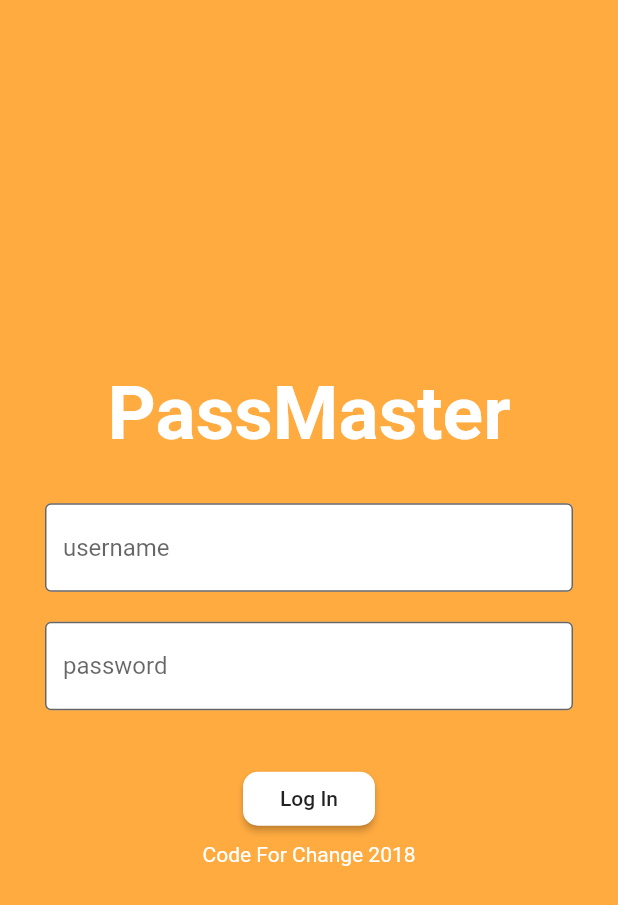
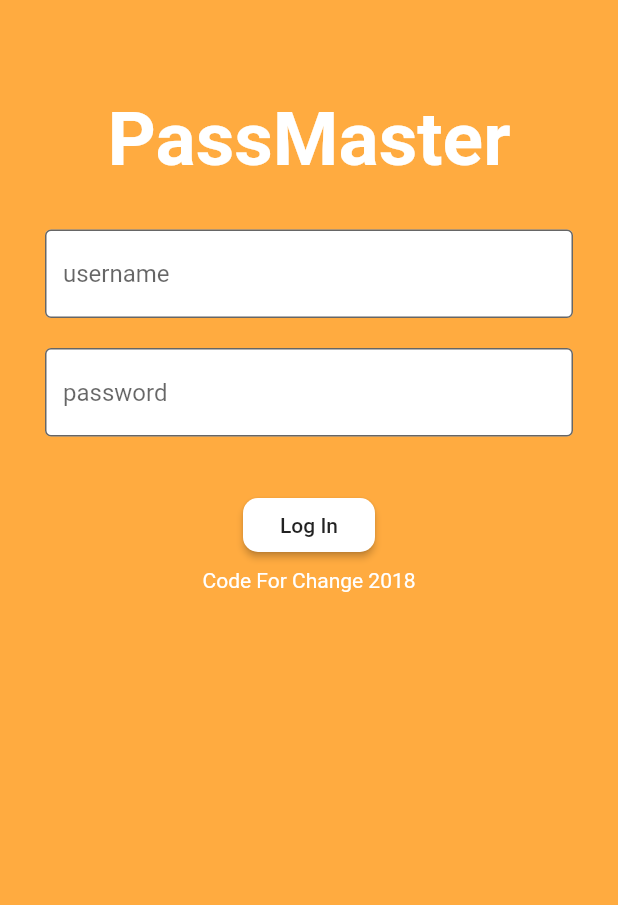
Before and after one commit to CHSCodeForChange/PassMaster-App, a Flutter app: the screen it shows after launch, on a phone screen of 412 x 824 dp. Shown: the top 905 px of the screen. Run offline on Flutter 3.47's test engine with Material 2 defaults, Android fonts, the phone set to English and light mode, and no system bars; our stand-ins replace auto_size_text, qr_flutter, shared_preferences; missing offline and left inert: flutter_calendar, qr_reader; accounts and stored records are empty.

Commit message:
Fixed overflow on login page

```diff
--- a/lib/pages/auth/login.dart
+++ b/lib/pages/auth/login.dart
@@ -13,7 +13,6 @@ import '../../utilities/messages.dart';
 
 import '../../components/form/field.dart';
 import '../../components/ui/button.dart';
-
 
 class Login extends StatelessWidget {
   @override
@@ -35,12 +34,10 @@ class LoginBody extends StatelessWidget {
   MyField username, password;
   bool loggingIn = false;
 
-
-  LoginBody () {
+  LoginBody() {
     username = MyField('username', false);
     password = MyField('password', true);
   }
-
 
   void login(BuildContext context) async {
     if (_formKey.currentState.validate() && !loggingIn) {
@@ -52,7 +49,8 @@ class LoginBody extends StatelessWidget {
         Messages.message("Logging in...", context);
         user = await LoginAPI().getData(username.value, password.value);
         Storage().storeUser(user);
-        Navigator.pushReplacement(context, MaterialPageRoute(builder: (context) => Main(user)));
+        Navigator.pushReplacement(
+            context, MaterialPageRoute(builder: (context) => Main(user)));
         Messages.clear(context);
         _formKey.currentState.reset();
       } catch (e) {
@@ -68,16 +66,21 @@ class LoginBody extends StatelessWidget {
       systemNavigationBarColor: Colors.orangeAccent,
       statusBarColor: Colors.transparent,
     ));
-    return new Column(
-      crossAxisAlignment: CrossAxisAlignment.center,
-      mainAxisAlignment: MainAxisAlignment.center,
+    return new Container(
+      child: new ListView(
         children: <Widget>[
+          new Container(
+            padding: EdgeInsets.only(top: 64.0),
+          ),
           new Container(
               child: new Text(
             'PassMaster',
-            style: TextStyle(color: Colors.white, fontSize: 50.0, fontWeight: FontWeight.bold),
-          )
-        ),
+            style: TextStyle(
+                color: Colors.white,
+                fontSize: 50.0,
+                fontWeight: FontWeight.bold),
+            textAlign: TextAlign.center,
+          )),
           new Container(
               margin: EdgeInsets.all(20.0),
               child: new Form(
@@ -94,8 +97,7 @@ class LoginBody extends StatelessWidget {
                     ),
                   ],
                 ),
-          )
-        ),
+              )),
           new Container(
             child: new Row(
               mainAxisAlignment: MainAxisAlignment.center,
@@ -104,8 +106,7 @@ class LoginBody extends StatelessWidget {
                     margin: EdgeInsets.all(5.0),
                     child: MyButton('Log In', () {
                       login(context);
-                })
-              ),
+                    })),
                 // new Container(
                 //   margin: EdgeInsets.all(5.0),
                 //   child: new MyButton('Sign Up', () {
@@ -122,9 +123,10 @@ class LoginBody extends StatelessWidget {
               child: new Text(
             'Code For Change 2018',
             style: TextStyle(color: Colors.white),
-          )
-        )
+            textAlign: TextAlign.center,
+          ))
         ],
+      ),
     );
   }
 }
```
Lines whose indentation alone changed are shown as unchanged.
